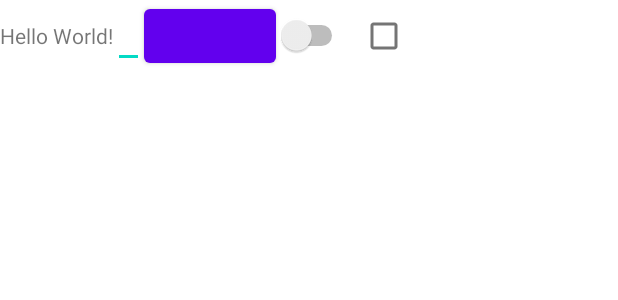
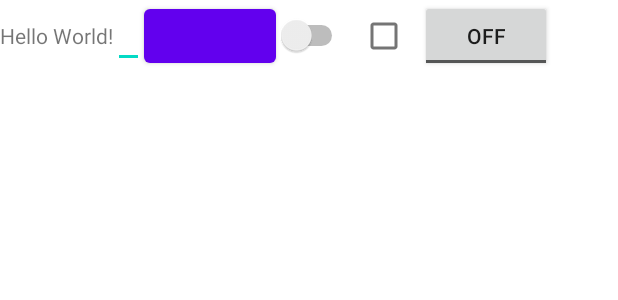
Before and after one commit to Navara91/HomeWorkRepo, an Android app: the layout activity_main.xml on its own in the app's theme, with its tools: preview values and no code run, on a phone screen of 412 x 824 dp. Shown: the top 300 px of the screen. Run offline under Robolectric (Android 15) with nearby library versions, the phone set to English and light mode, and no system bars.

Commit message:
добавил ToggleButton

```diff
--- a/app/src/main/res/layout/activity_main.xml
+++ b/app/src/main/res/layout/activity_main.xml
@@ -28,6 +28,9 @@
         android:layout_width="wrap_content"
         android:layout_height="wrap_content"/>
 
+    <ToggleButton
+        android:layout_width="wrap_content"
+        android:layout_height="wrap_content"/>
 
 
 </LinearLayout>
```
